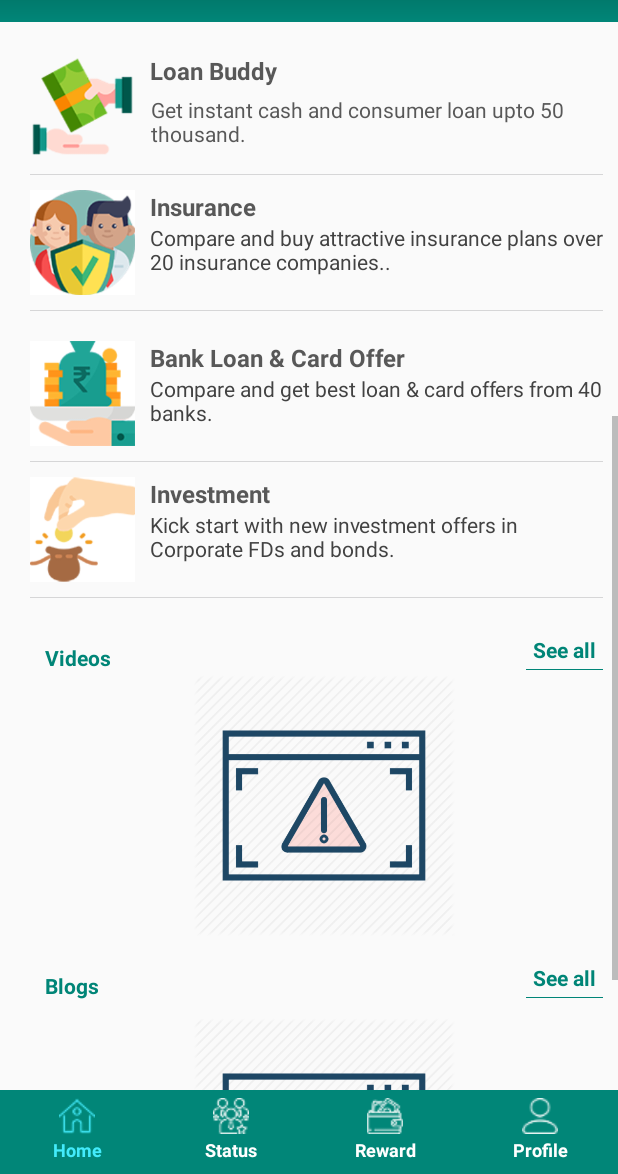
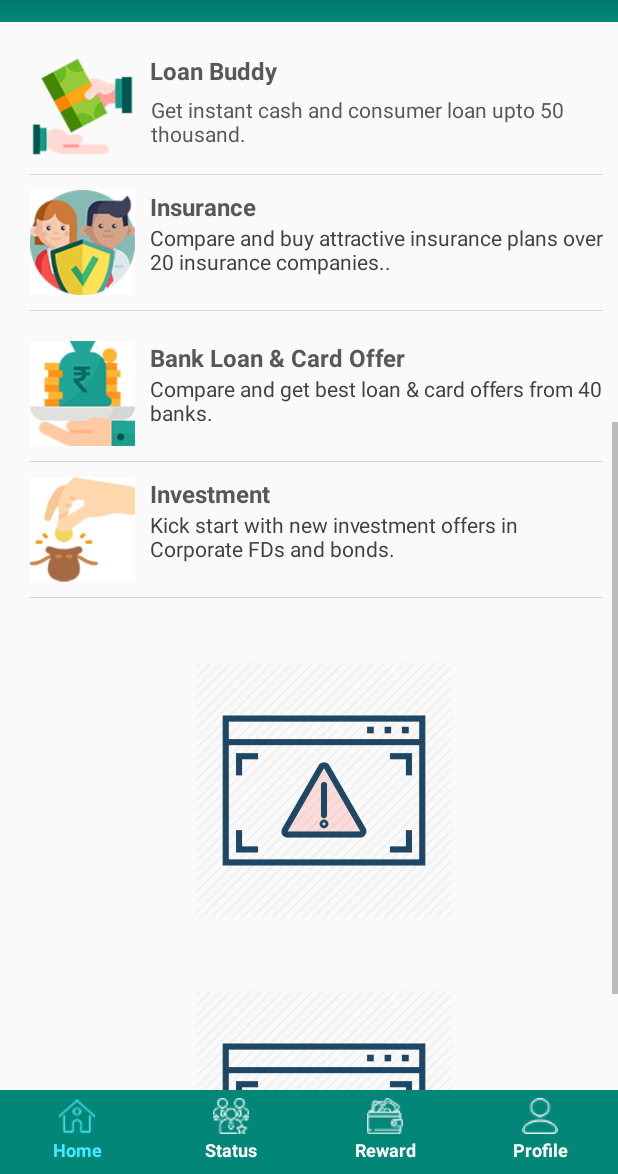
Before and after one commit to amolyadav25/financial-buddy, an Android app: the HomeFragment screen opened directly, with no data from a screen before it, scrolled down 498 dp, on a phone screen of 412 x 824 dp, the part 62-1236 px from its top. Run offline under Robolectric (Android 15) with nearby library versions, the phone set to English and light mode, and no system bars; our stand-ins replace Volley; libraries missing offline, so code that uses them is left out: com.facebook, com.facebook.appevents, com.facebook.login, com.suke.widget; network calls fail; pictures from the network do not load; 1 statement that could not run was skipped.

Commit message:
updated homepage content

```diff
--- a/app/src/main/res/layout/fragment_home.xml
+++ b/app/src/main/res/layout/fragment_home.xml
@@ -495,9 +495,8 @@ Corporate FDs and bonds."
                     android:id="@+id/friendStatusHeading"
                     android:layout_width="wrap_content"
                     android:layout_height="wrap_content"
-
+                     android:visibility="gone"
                     android:layout_marginStart="@dimen/dimen_10dp"
-                    android:layout_marginTop="@dimen/dimen_20sp"
                     android:layout_marginEnd="@dimen/dimen_10dp"
 
                     android:text="Videos"
@@ -509,13 +508,11 @@ Corporate FDs and bonds."
                     android:id="@+id/friendSeeText"
                     android:layout_width="wrap_content"
                     android:layout_height="wrap_content"
-
+                    android:visibility="invisible"
                     android:layout_alignParentEnd="true"
                     android:layout_marginStart="@dimen/dimen_10dp"
-                    android:layout_marginTop="@dimen/dimen_10dp"
                     android:layout_marginEnd="@dimen/dimen_10dp"
                     android:background="@drawable/edt_bg_selected"
-
                     android:text="See all"
                     android:textColor="@color/colorAccent"
                     android:textSize="@dimen/dimen_14sp"
@@ -557,9 +554,8 @@ Corporate FDs and bonds."
                     android:layout_height="wrap_content"
                     android:layout_below="@+id/friendsListLayout"
                     android:layout_marginStart="@dimen/dimen_10dp"
-                    android:layout_marginTop="@dimen/dimen_20sp"
                     android:layout_marginEnd="@dimen/dimen_10dp"
-
+                        android:visibility="gone"
                     android:singleLine="true"
                     android:text="Blogs"
                     android:textColor="@color/colorAccent"
@@ -572,10 +568,9 @@ Corporate FDs and bonds."
                     android:layout_height="wrap_content"
                     android:layout_below="@+id/friendsListLayout"
                     android:layout_alignParentEnd="true"
-                    android:layout_marginTop="@dimen/dimen_10dp"
                     android:layout_marginEnd="@dimen/dimen_10dp"
                     android:background="@drawable/edt_bg_selected"
-
+                     android:visibility="invisible"
                     android:text="See all"
                     android:textColor="@color/colorAccent"
                     android:textSize="@dimen/dimen_14sp"
```
